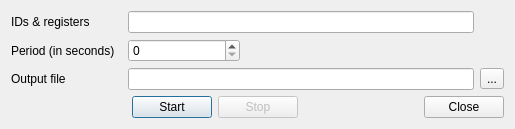
Qt form forms/BatchProcessor.ui (elnicoCZ/qmodbus) before a commit.
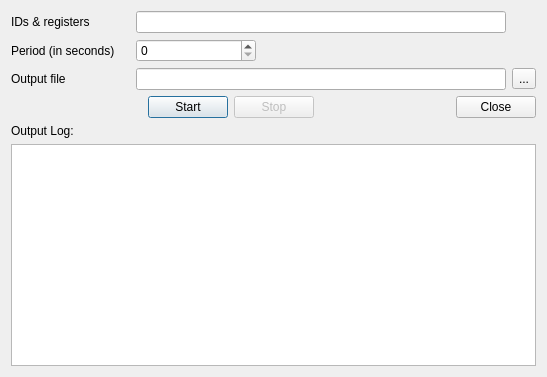
The same form after that commit.

Commit message: #432: Show the output log directly in the program.

```diff
--- a/forms/BatchProcessor.ui
+++ b/forms/BatchProcessor.ui
@@ -6,8 +6,8 @@
    <rect>
     <x>0</x>
     <y>0</y>
-    <width>515</width>
-    <height>118</height>
+    <width>547</width>
+    <height>377</height>
    </rect>
   </property>
   <property name="windowTitle">
@@ -138,6 +138,23 @@
      </item>
     </layout>
    </item>
+   <item>
+    <widget class="QLabel" name="lblLog">
+     <property name="text">
+      <string>Output Log:</string>
+     </property>
+    </widget>
+   </item>
+   <item>
+    <widget class="QPlainTextEdit" name="txtLog">
+     <property name="lineWrapMode">
+      <enum>QPlainTextEdit::NoWrap</enum>
+     </property>
+     <property name="readOnly">
+      <bool>true</bool>
+     </property>
+    </widget>
+   </item>
   </layout>
  </widget>
  <tabstops>
```
The commit also changes 2 other files.
